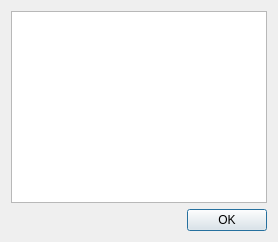
This is src/ui/accountstatus.ui in Open-Transactions/metier as Qt 5 draws it before an edit. The edited form follows.
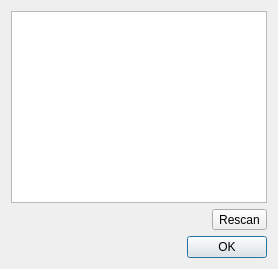
This is the edited form.

Patch:
```diff
--- a/src/ui/accountstatus.ui
+++ b/src/ui/accountstatus.ui
@@ -13,6 +13,13 @@
      </attribute>
     </widget>
    </item>
+   <item alignment="Qt::AlignRight">
+    <widget class="QToolButton" name="rescanButton">
+     <property name="text">
+      <string>Rescan</string>
+     </property>
+    </widget>
+   </item>
    <item>
     <widget class="QDialogButtonBox" name="buttons">
      <property name="standardButtons">
```
